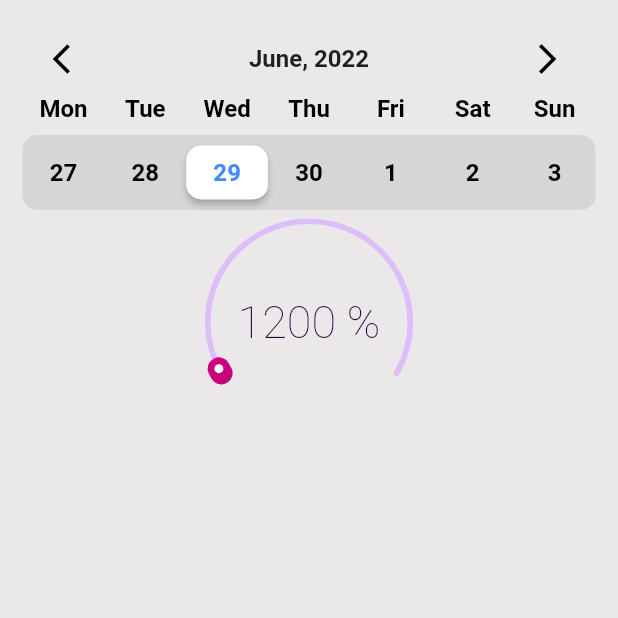
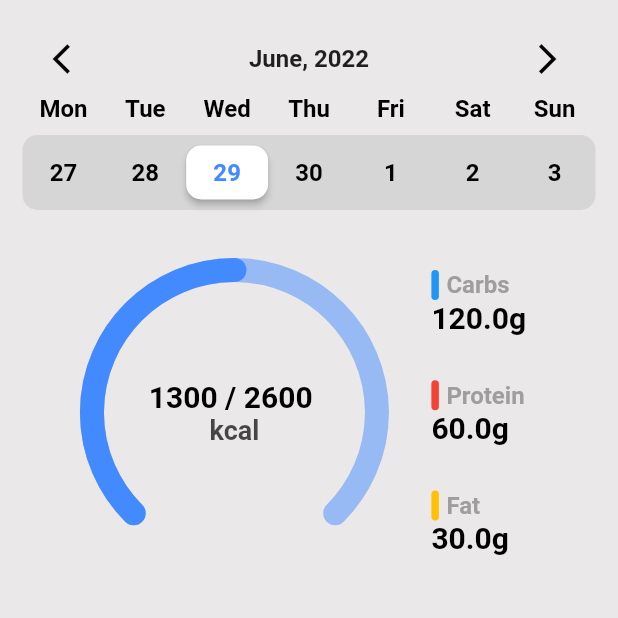
Before and after one commit to DodoorSoft/calorie_diary, a Flutter app: the screen it shows after launch, after a tap on the "arrow forward ios" icon, on a phone screen of 412 x 824 dp, the top half of it. Run offline on Flutter 3.47's test engine with Material 2 defaults, Android fonts, the phone set to English and light mode, and no system bars; drawn by our look-alikes of sleek_circular_slider.

Commit message:
calorie progress bar

```diff
--- a/lib/components/calorie_progress_bar.dart
+++ b/lib/components/calorie_progress_bar.dart
@@ -1 +1,39 @@
+import 'package:calorie_diary/components/circle_painter.dart';
+import 'package:calorie_diary/constants.dart';
 import 'package:flutter/material.dart';
+
+class CalorieProgressBar extends StatelessWidget {
+
+  final int goalCalories;
+  final int currentCalories;
+
+
+  const CalorieProgressBar({Key? key, required this.goalCalories, required this.currentCalories}) : super(key: key);
+
+  @override
+  Widget build(BuildContext context) {
+    return CustomPaint(
+      painter: CirclePainter(goalCalories: goalCalories,currentCalories: currentCalories),
+      size: const Size(200,200),
+      child: SizedBox(
+        height: 190,
+        width: 190,
+        child: Center(child: Column(
+          mainAxisAlignment: MainAxisAlignment.center,
+          children: [
+
+            Text('$currentCalories / $goalCalories ',style: kSubTitleStyle.copyWith(
+              color: Colors.black,
+              fontSize: 20,
+              fontWeight: FontWeight.w700
+            ),),
+            Text('kcal',style: kSubTitleStyle.copyWith(
+                color: Colors.black.withOpacity(.7),
+                fontSize: 18,
+                fontWeight: FontWeight.w700
+            ),),
+          ],
+        )),)
+    );
+  }
+}
--- /dev/null
+++ b/lib/components/circle_painter.dart
@@ -0,0 +1,65 @@
+import 'package:flutter/material.dart';
+import 'dart:math' as math;
+class CirclePainter extends CustomPainter {
+
+  late int goalCalories;
+  late int currentCalories;
+  CirclePainter({
+    required this.currentCalories, required this.goalCalories
+});
+
+
+
+
+  final _paintCircle = Paint()
+    ..color = Colors.blueAccent.withOpacity(.5)
+    ..strokeWidth = 16
+    ..strokeCap = StrokeCap.round
+
+  // Use [PaintingStyle.fill] if you want the circle to be filled.
+    ..style = PaintingStyle.stroke;
+
+  final _paintProgress = Paint()
+    ..color = Colors.blueAccent
+    ..strokeWidth = 16
+    ..strokeCap = StrokeCap.round
+
+  // Use [PaintingStyle.fill] if you want the circle to be filled.
+    ..style = PaintingStyle.stroke;
+
+  @override
+  void paint(Canvas canvas, Size size) {
+    canvas.drawArc(
+
+      Rect.fromCenter(
+        center: Offset(size.height / 2, size.width / 2),
+        height: size.height,
+        width: size.width,
+      ),
+
+      math.pi*.75, //start angle
+      currentCalories/goalCalories <= 1 ? math.pi*1.5*(currentCalories/goalCalories) :
+      math.pi*1.5, //finish angle
+      false,
+      _paintProgress,
+    );
+
+    canvas.drawArc(
+
+      Rect.fromCenter(
+        center: Offset(size.height / 2, size.width / 2),
+        height: size.height,
+        width: size.width,
+      ),
+
+      math.pi*.75, //start angle
+      math.pi*1.5, //finish angle
+      false,
+      _paintCircle,
+    );
+
+  }
+
+  @override
+  bool shouldRepaint(CustomPainter oldDelegate) => false;
+}
--- /dev/null
+++ b/lib/components/macros.dart
@@ -0,0 +1,40 @@
+import 'package:calorie_diary/constants.dart';
+import 'package:flutter/material.dart';
+
+class Macros extends StatelessWidget {
+
+  final String macroType;
+  final double macroAmount;
+  final Color boxColor;
+
+
+  const Macros({Key? key, required this.macroType, required this.macroAmount,
+  required this.boxColor}) : super(key: key);
+
+
+  @override
+  Widget build(BuildContext context) {
+    return Column(
+      crossAxisAlignment: CrossAxisAlignment.start,
+      children: [
+        Row(
+          children: [
+            Padding(
+              padding: const EdgeInsets.only(right: 5.0),
+              child: Container(
+                width: 5,
+                height: 20,
+                decoration: BoxDecoration(
+                  color: boxColor,
+                  borderRadius: BorderRadius.circular(10)
+                ),
+              ),
+            ),
+            Text(macroType,style: kSubTitleStyle.copyWith(color: Colors.grey)),
+          ],
+        ),
+        Text('${macroAmount}g',style: kSubTitleStyle.copyWith(color: Colors.black,fontSize: 20))
+      ],
+    );
+  }
+}
--- a/lib/components/top_calendar.dart
+++ b/lib/components/top_calendar.dart
@@ -67,8 +67,7 @@ class _TopCalendarState extends State<TopCalendar> {
 
   @override
   Widget build(BuildContext context) {
-    return Container(
-        child: Column(
+    return Column(
       crossAxisAlignment: CrossAxisAlignment.start,
       children: [
         Row(
@@ -183,6 +182,6 @@ class _TopCalendarState extends State<TopCalendar> {
           ),
         ),
       ],
-        ));
+    );
   }
 }
--- a/lib/views/home_screen.dart
+++ b/lib/views/home_screen.dart
@@ -1,7 +1,8 @@
+import 'package:calorie_diary/components/calorie_progress_bar.dart';
+import 'package:calorie_diary/components/macros.dart';
 import 'package:calorie_diary/components/top_calendar.dart';
 import 'package:calorie_diary/constants.dart';
 import 'package:flutter/material.dart';
-import 'package:sleek_circular_slider/sleek_circular_slider.dart';
 
 class HomeScreen extends StatefulWidget {
   const HomeScreen({Key? key}) : super(key: key);
@@ -14,6 +15,7 @@ class _HomeScreenState extends State<HomeScreen> {
 
   DateTime today = DateTime.now();
 
+
   @override
   Widget build(BuildContext context) {
     return Scaffold(
@@ -25,16 +27,28 @@ class _HomeScreenState extends State<HomeScreen> {
           child: Column(
             children: [
               TopCalendar(parentAction: (DateTime date){}),
-          SleekCircularSlider(
-            initialValue: 1200,
-              min: 0,
-              max: 99999,
-              appearance: CircularSliderAppearance(
-                spinnerMode: true
-              ),
-              onChange: (double value) {
-                print(value);
-              })
+              Padding(
+                padding: const EdgeInsets.only(left:10.0,right: 10,top: 40),
+                child: Row(
+                  mainAxisAlignment: MainAxisAlignment.spaceEvenly,
+                  children: [
+                    const CalorieProgressBar(goalCalories: 2600,currentCalories: 1300,),
+                    SizedBox(
+                      height: 190,
+
+                      child: Column(
+                        crossAxisAlignment: CrossAxisAlignment.start,
+                        mainAxisAlignment: MainAxisAlignment.spaceBetween,
+                        children: const [
+                          Macros(macroType: 'Carbs', macroAmount: 120,boxColor: Colors.blue,),
+                          Macros(macroType: 'Protein', macroAmount: 60,boxColor: Colors.red,),
+                          Macros(macroType: 'Fat', macroAmount: 30,boxColor: Colors.amber,)
+                        ],
+                      ),
+                    )
+                  ],
+                ),
+              )
             ],
           ),
         ),),),
```
Lines whose indentation alone changed are shown as unchanged.
